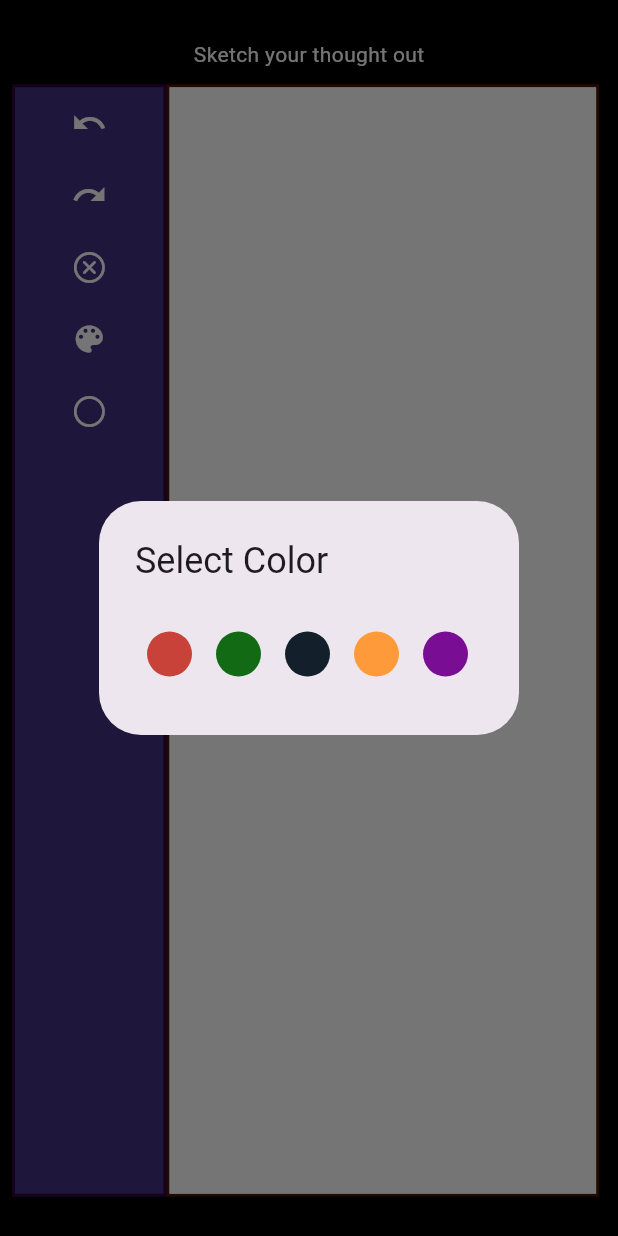
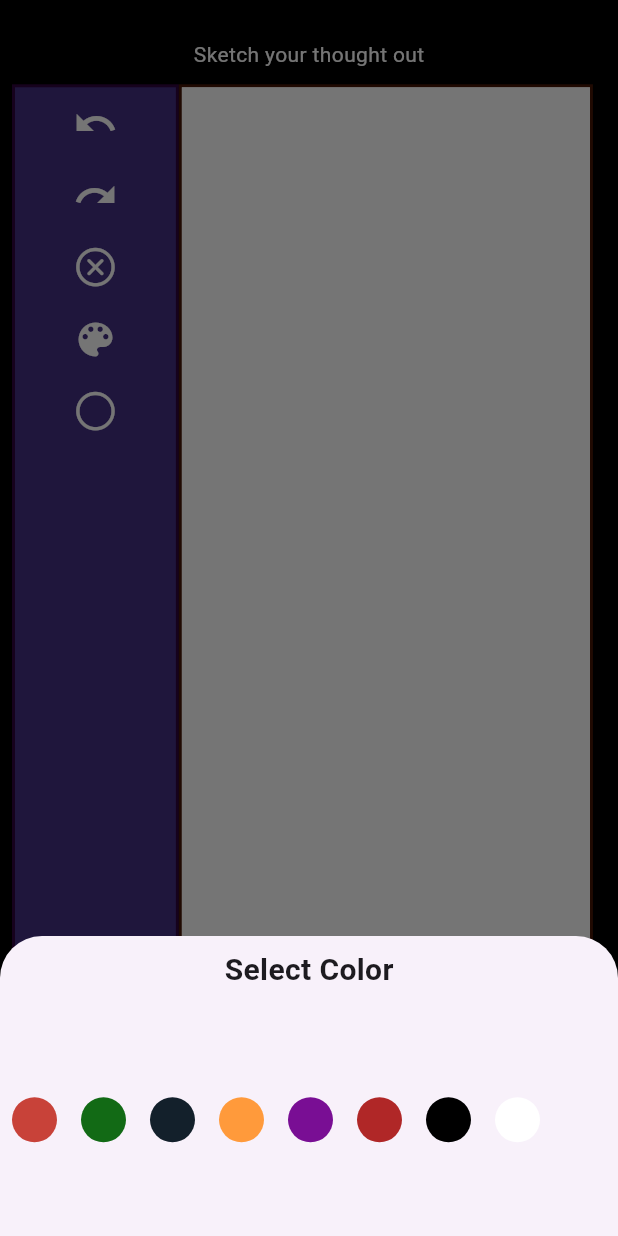
Before and after one commit to Farhana007/sketch-app_-task, a Flutter app: the SketchScreen screen opened directly, after a tap on the "color lens" icon, on a phone screen of 412 x 824 dp. Run offline on Flutter 3.47's test engine with Material 3 defaults, Android fonts, the phone set to English and light mode, and no system bars; our stand-ins replace image_gallery_saver, permission_handler, velocity_x.

Commit message:
all works finished (almost )

```diff
--- a/lib/provider/sketch_provider.dart
+++ b/lib/provider/sketch_provider.dart
@@ -1,3 +1,5 @@
+import 'dart:typed_data';
+
 import 'package:flutter/material.dart';
 
 /// ---> This file contains the Function to draw the sketch,
--- a/lib/utils/color_change_function.dart
+++ /dev/null
@@ -1,57 +0,0 @@
-import 'package:flutter/material.dart';
-import 'package:provider/provider.dart';
-import 'package:velocity_x/velocity_x.dart';
-
-import '../provider/sketch_setting.dart';
-
-/// ---> This is the Function to Change Color of Strokes <---
-
-showColorPickerDialog(BuildContext context) {
-  /// ---> Creating the instance of Drawing Setting Provider <--- ///
-  final drawingSettings = Provider.of<DrawingSettings>(context, listen: false);
-
-  // Color List //
-  final List<Color> colorOptions = [
-    const Color.fromARGB(255, 200, 66, 57),
-    const Color.fromARGB(255, 18, 106, 21),
-    const Color.fromARGB(255, 19, 32, 43),
-    const Color.fromARGB(255, 255, 154, 59),
-    const Color.fromARGB(255, 121, 14, 148),
-    const Color.fromARGB(255, 176, 39, 39),
-    Colors.black,
-    Colors.white,
-  ];
-
-  /// SHowing Dialog box with the colors option , tapping on the color will chagnge stroke color ///
-  showDialog(
-    context: context,
-    builder: (BuildContext context) {
-      return AlertDialog(
-        title: "Select Color".text.make(),
-        content: SizedBox(
-          height: 60,
-          child: ListView(
-            scrollDirection: Axis.horizontal,
-            children: [
-              for (var color in colorOptions)
-                InkWell(
-                    onTap: () {
-                      drawingSettings.setSelectedColor(color);
-                      Navigator.pop(context);
-                    },
-                    child: Padding(
-                      padding: const EdgeInsets.all(8.0),
-                      child: Container()
-                          .box
-                          .size(30, 30)
-                          .roundedFull
-                          .color(color)
-                          .make(),
-                    )),
-            ],
-          ),
-        ),
-      );
-    },
-  );
-}
--- a/lib/view/sketch_screen.dart
+++ b/lib/view/sketch_screen.dart
@@ -1,11 +1,14 @@
 import 'package:flutter/cupertino.dart';
 import 'package:flutter/material.dart';
 import 'package:provider/provider.dart';
+import 'package:sketch_app/provider/download_provider.dart';
 import 'package:sketch_app/view/canvas.dart';
 import 'package:velocity_x/velocity_x.dart';
 import '../provider/sketch_provider.dart';
-import '../utils/color_change_function.dart';
-import '../utils/stroke_change_function.dart';
+import '../util/custom_color_change_alert.dart';
+import '../util/custom_width_change_alert.dart';
+import '../utils/color_change_bottom_sheet.dart';
+import '../utils/width_change_bottom_sheet.dart';
 
 ///@Description:This screen Contains The UI of the app ,
 ///@param:Theres is no parameters fro this screen
@@ -18,11 +21,13 @@ class SketchScreen extends StatelessWidget {
   @override
   Widget build(BuildContext context) {
     //Height and Widht variable
-    double heightCount = MediaQuery.sizeOf(context).height;
-    double widthCount = MediaQuery.sizeOf(context).width;
+    double heightCount = MediaQuery.of(context).size.height;
+    double widthCount = MediaQuery.of(context).size.width;
     //--->Creating the Instance of Provider to call the functions <--- ///
     final drawingManager =
         Provider.of<DrawingStateManager>(context, listen: false);
+
+    final canvasImageDownload = Provider.of<CanvasImageDownload>(context);
 
     /// --->Scaffold StartS here <--- ///
     return Scaffold(
@@ -50,6 +55,7 @@ class SketchScreen extends StatelessWidget {
                             },
                             icon: const Icon(
                               Icons.undo,
+                              size: 30,
                               color: Colors.white,
                             )),
 
@@ -60,6 +66,7 @@ class SketchScreen extends StatelessWidget {
                             },
                             icon: const Icon(
                               Icons.redo,
+                              size: 30,
                               color: Colors.white,
                             )),
 
@@ -70,32 +77,47 @@ class SketchScreen extends StatelessWidget {
                             },
                             icon: const Icon(
                               CupertinoIcons.clear_circled,
+                              size: 30,
                               color: Colors.white,
                             )),
 
                         /**Button to Showing Color chosing Dialog*/
                         IconButton(
                             onPressed: () {
-                              showColorPickerDialog(context);
+                              showColorPickerBottomSheet(context);
                             },
                             icon: const Icon(
                               Icons.color_lens_rounded,
+                              size: 30,
                               color: Colors.white,
                             )),
 
                         /**Button to Showing  width chossing dialog*/
                         IconButton(
                             onPressed: () {
-                              showStrokeWidthDialog(context);
+                              showStrokeWidthBottomSheet(context);
                             },
                             icon: const Icon(
                               CupertinoIcons.circle,
+                              size: 30,
                               color: Colors.white,
                             )),
+                        const Spacer(),
+                        /**Button to Downlaod Option*/
+                        IconButton(
+                            onPressed: () {
+                              canvasImageDownload.saveCanvasImage(context);
+                            },
+                            icon: const Icon(
+                              Icons.download,
+                              size: 40,
+                              color: Colors.redAccent,
+                            )),
+                        20.heightBox,
                       ],
                     )
                         .box
-                        .size(widthCount * 0.25, heightCount * 0.9)
+                        .size(widthCount * 0.27, heightCount * 0.9)
                         .color(const Color.fromARGB(255, 67, 47, 131))
                         .border(
                             color: const Color.fromARGB(255, 49, 4, 63),
@@ -103,14 +125,19 @@ class SketchScreen extends StatelessWidget {
                         .make(),
 
                     /// ---> Second part of the Row , THis is the canvas <--- ///
-                    const SketchingCanvas()
+                    Consumer<CanvasImageDownload>(
+                      builder: (context, canvasProvider, _) => RepaintBoundary(
+                        key: canvasProvider.canvasKey,
+                        child: SketchingCanvas()
                             .box
-                        .size(widthCount * 0.7, heightCount * 0.9)
+                            .size(widthCount * 0.67, heightCount * 0.9)
                             .white
                             .border(
                                 color: const Color.fromARGB(255, 69, 21, 5),
                                 width: 2)
                             .make(),
+                      ),
+                    ),
                   ],
                 )
               ]),
--- a/pubspec.yaml
+++ b/pubspec.yaml
@@ -38,6 +38,7 @@ dependencies:
   velocity_x: ^4.1.2
   provider: ^6.1.1
   permission_handler: ^11.3.0
+  image_gallery_saver: ^2.0.3
 
 dev_dependencies:
   flutter_test:
```
Also changed, not shown: lib/main.dart (+8 -1 lines), lib/utils/stroke_change_function.dart (deleted, +0 -56 lines), pubspec.lock. Lines whose indentation alone changed are shown as unchanged.
